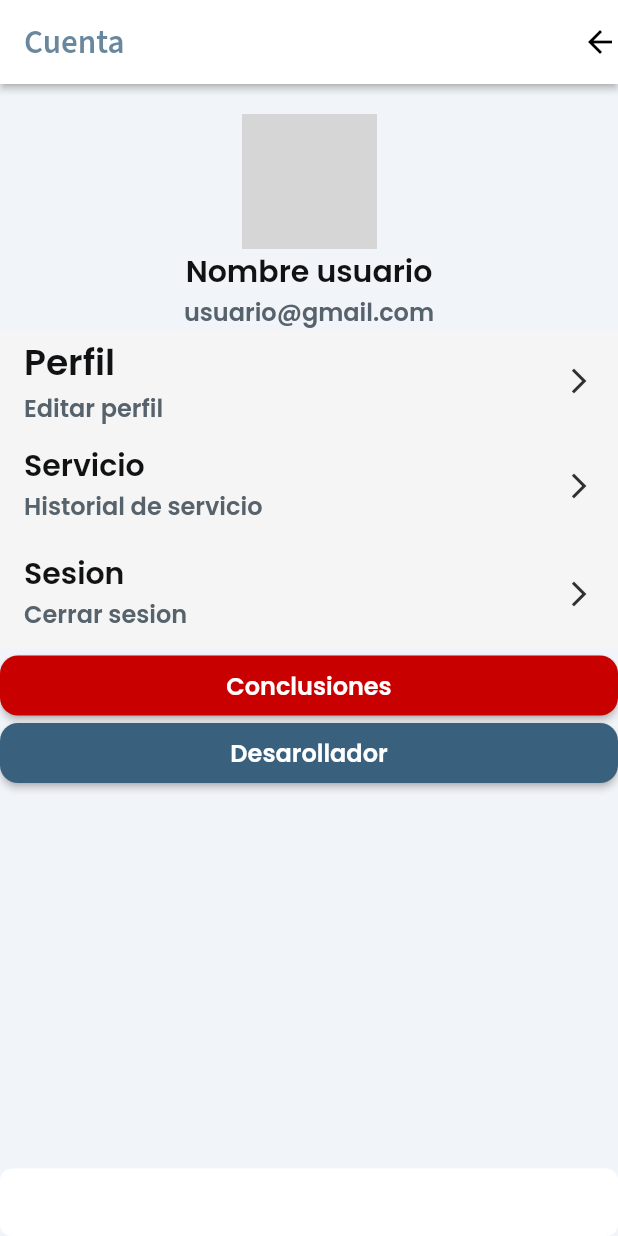
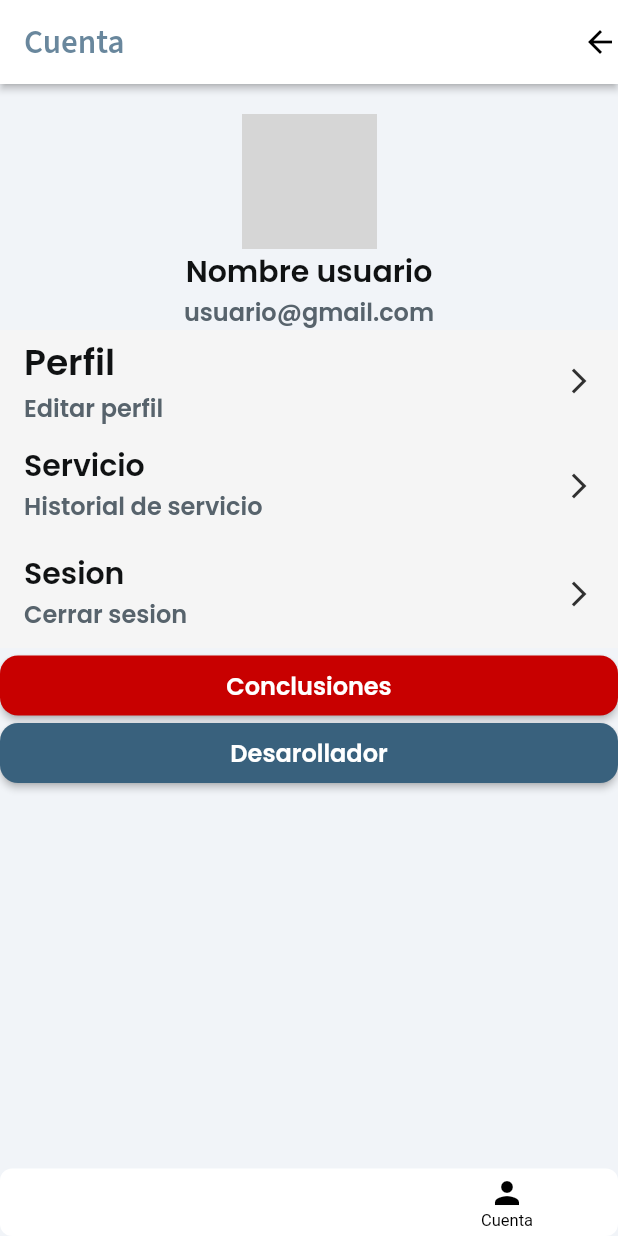
Before and after one commit to FeFeFelipe/ProyectoGas, a Flutter app: the NavBarPage screen opened directly, on a phone screen of 412 x 824 dp. Run offline on Flutter 3.47's test engine with Material 2 defaults, Android fonts, the phone set to English and light mode, and no system bars; drawn by our look-alikes of auto_size_text, floating_bottom_navigation_bar; our stand-ins replace easy_debounce, font_awesome_flutter, google_fonts, page_transition, shared_preferences, smooth_page_indicator and 1 more; missing offline and left inert: json_path; accounts and stored records are empty; network calls fail; grey boxes are pictures that could not be loaded.

Commit message:
Add files via upload

```diff
--- a/lib/main.dart
+++ b/lib/main.dart
@@ -50,7 +50,7 @@ class _MyAppState extends State<MyApp> {
       theme: ThemeData(brightness: Brightness.light),
       darkTheme: ThemeData(brightness: Brightness.dark),
       themeMode: _themeMode,
-      home: NavBarPage(),
+      home: IngusuarioWidget(),
     );
   }
 }
@@ -89,7 +89,7 @@ class _NavBarPageState extends State<NavBarPage> {
         currentIndex: currentIndex,
         onTap: (i) => setState(() => _currentPage = tabs.keys.toList()[i]),
         backgroundColor: Colors.white,
-        selectedItemColor: Color(0x00000000),
+        selectedItemColor: Colors.black,
         unselectedItemColor: Color(0x00000000),
         selectedBackgroundColor: Color(0x00000000),
         borderRadius: 8,
@@ -105,17 +105,14 @@ class _NavBarPageState extends State<NavBarPage> {
               children: [
                 Icon(
                   Icons.home_outlined,
-                  color:
-                      currentIndex == 0 ? Color(0x00000000) : Color(0x00000000),
+                  color: currentIndex == 0 ? Colors.black : Color(0x00000000),
                   size: 24,
                 ),
                 Text(
                   'Inicio',
                   overflow: TextOverflow.ellipsis,
                   style: TextStyle(
-                    color: currentIndex == 0
-                        ? Color(0x00000000)
-                        : Color(0x00000000),
+                    color: currentIndex == 0 ? Colors.black : Color(0x00000000),
                     fontSize: 11.0,
                   ),
                 ),
@@ -128,17 +125,14 @@ class _NavBarPageState extends State<NavBarPage> {
               children: [
                 Icon(
                   Icons.store,
-                  color:
-                      currentIndex == 1 ? Color(0x00000000) : Color(0x00000000),
+                  color: currentIndex == 1 ? Colors.black : Color(0x00000000),
                   size: 24,
                 ),
                 Text(
                   'Sucursales',
                   overflow: TextOverflow.ellipsis,
                   style: TextStyle(
-                    color: currentIndex == 1
-                        ? Color(0x00000000)
-                        : Color(0x00000000),
+                    color: currentIndex == 1 ? Colors.black : Color(0x00000000),
                     fontSize: 11.0,
                   ),
                 ),
@@ -151,17 +145,14 @@ class _NavBarPageState extends State<NavBarPage> {
               children: [
                 Icon(
                   Icons.person,
-                  color:
-                      currentIndex == 2 ? Color(0x00000000) : Color(0x00000000),
+                  color: currentIndex == 2 ? Colors.black : Color(0x00000000),
                   size: 24,
                 ),
                 Text(
                   'Cuenta',
                   overflow: TextOverflow.ellipsis,
                   style: TextStyle(
-                    color: currentIndex == 2
-                        ? Color(0x00000000)
-                        : Color(0x00000000),
+                    color: currentIndex == 2 ? Colors.black : Color(0x00000000),
                     fontSize: 11.0,
                   ),
                 ),
--- a/pubspec.yaml
+++ b/pubspec.yaml
@@ -1,4 +1,4 @@
-name: villegas
+name: proyecto_felipe
 description: A new Flutter project.
 
 # The following line prevents the package from being accidentally published to
```
